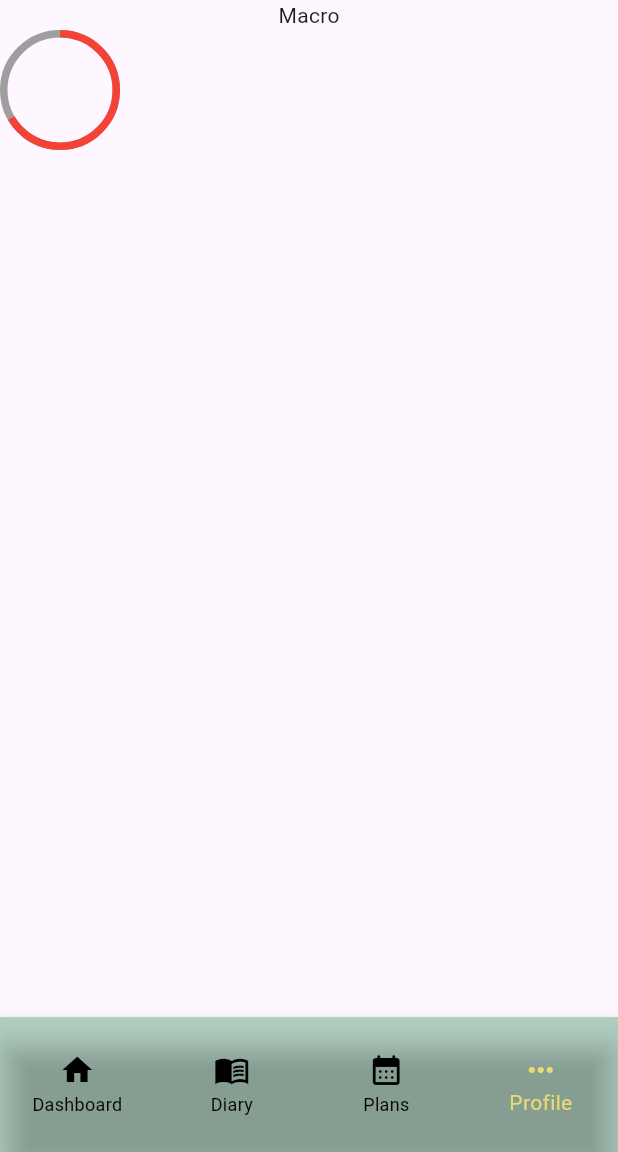
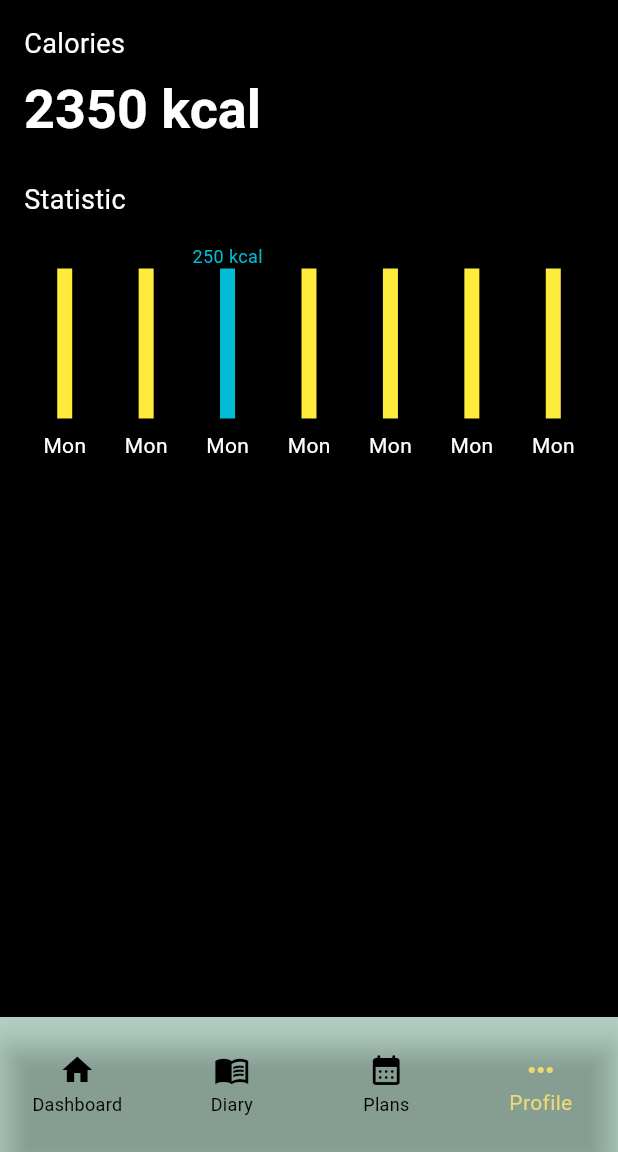
Before and after one commit to Shrijana1029/fitnessapp, a Flutter app: the screen it shows after launch, item 4 of the bottom bar chosen, on a phone screen of 412 x 824 dp, the part 84-1236 px from its top. Run offline on Flutter 3.47's test engine with Material 3 defaults, Android fonts, the phone set to English and light mode, and no system bars; drawn by our look-alikes of percent_indicator; our stand-ins replace another_carousel_pro, firebase_auth, firebase_core; accounts and stored records are empty.

Commit message:
shrijana: chart

```diff
--- a/lib/main.dart
+++ b/lib/main.dart
@@ -36,6 +36,8 @@ class MyApp extends StatelessWidget {
               letterSpacing: 2.0,
               color: Colors.white,
             ),
+            titleLarge: TextStyle(
+                color: Colors.white, fontSize: 36, fontWeight: FontWeight.bold),
             titleSmall: TextStyle(
               fontSize: 18,
               fontWeight: FontWeight.bold,
--- a/lib/screens/food_list.dart
+++ b/lib/screens/food_list.dart
@@ -27,7 +27,7 @@ class FoodList extends StatelessWidget {
                   style: TextStyle(fontWeight: FontWeight.bold, fontSize: 16),
                 ),
                 Container(
-                    padding: EdgeInsets.all(12),
+                    padding: const EdgeInsets.all(12),
                     width: double.infinity,
                     height: 200,
                     child: AnotherCarousel(images: const [
--- a/lib/screens/home.dart
+++ b/lib/screens/home.dart
@@ -1,3 +1,4 @@
+import 'package:fitnessapp/screens/profile.dart';
 import 'package:flutter/material.dart';
 import 'package:percent_indicator/circular_percent_indicator.dart';
 
@@ -139,7 +140,7 @@ class _HomeState extends State<Home> {
                     )
                   ],
                 ),
-              )
+              ),
             ],
           ),
         ),
--- a/lib/screens/profile.dart
+++ b/lib/screens/profile.dart
@@ -1,5 +1,5 @@
 import 'package:flutter/material.dart';
-import 'package:percent_indicator/circular_percent_indicator.dart';
+// import 'package:percent_indicator/circular_percent_indicator.dart';
 
 class Profile extends StatefulWidget {
   const Profile({super.key});
@@ -12,24 +12,61 @@ class _ProfileState extends State<Profile> {
   @override
   Widget build(BuildContext context) {
     return Scaffold(
-      body: Column(
-        children: [
-          const Text('Macro'),
-          Row(
-            children: [
-              Column(
-                children: [
-                  CircularPercentIndicator(
-                    radius: 40,
-                    percent: 2 / 3,
-                    // color: Colors.blue,
-                    backgroundColor: Colors.grey,
-                  ),
-                ],
-              )
-            ],
-          )
-        ],
+      backgroundColor: Colors.black,
+      body: Padding(
+        padding: const EdgeInsets.all(16.0),
+        child: Column(
+          crossAxisAlignment: CrossAxisAlignment.start,
+          children: [
+            const Text(
+              'Calories',
+              style: TextStyle(color: Colors.white, fontSize: 18),
+            ),
+            const SizedBox(height: 8),
+            Text('2350 kcal', style: Theme.of(context).textTheme.titleLarge),
+            const SizedBox(height: 24),
+            const Text(
+              'Statistic',
+              style: TextStyle(color: Colors.white, fontSize: 18),
+            ),
+            const SizedBox(height: 16),
+            Expanded(
+              child: Row(
+                mainAxisAlignment: MainAxisAlignment.spaceAround,
+                children: List.generate(7, (index) {
+                  bool isCurrentDay =
+                      index == 2; // Example for highlighting Monday
+                  return Column(
+                    children: [
+                      Text(
+                        '${190 + (index * 30)} kcal', // Sample values
+                        style: TextStyle(
+                          color:
+                              isCurrentDay ? Colors.cyan : Colors.transparent,
+                          fontSize: 12,
+                        ),
+                      ),
+                      SizedBox(
+                        height: 100,
+                        child: Container(
+                          width: 10,
+                          height:
+                              (50 + index * 10).toDouble(), // Example heights
+                          color: isCurrentDay ? Colors.cyan : Colors.yellow,
+                        ),
+                      ),
+                      const SizedBox(height: 8),
+                      const Text(
+                        'Mon',
+                        style: TextStyle(color: Colors.white),
+                      ),
+                    ],
+                  );
+                }),
+              ),
+            ),
+          ],
+        ),
       ),
     );
   }
```
Also changed, not shown: lib/screens/extra.dart (+62 -94 lines).
